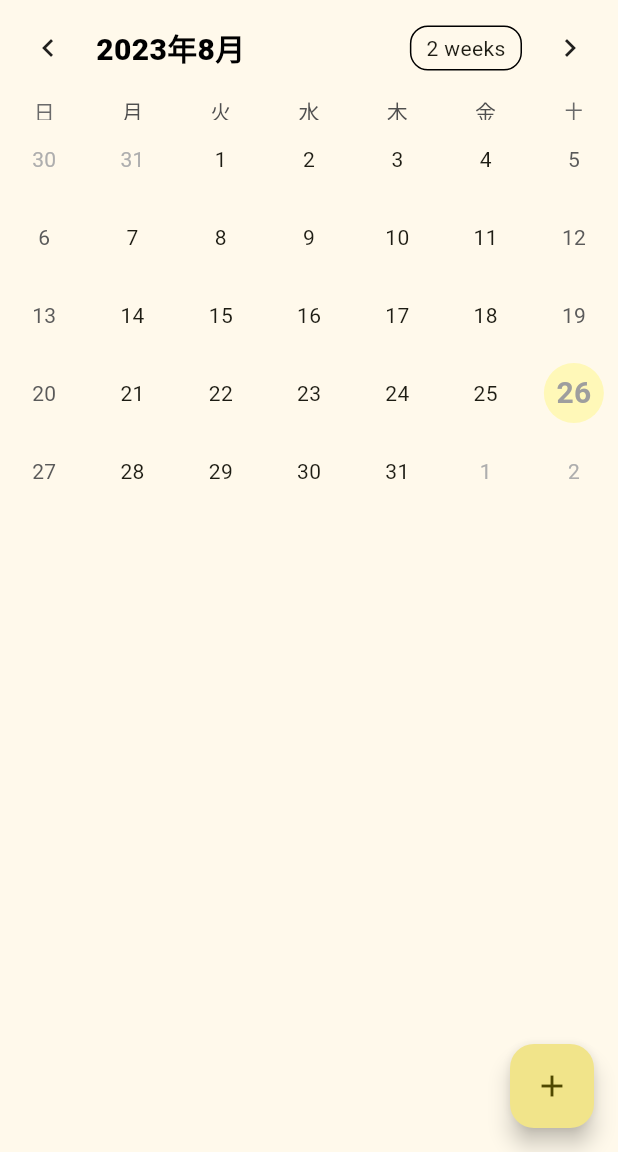
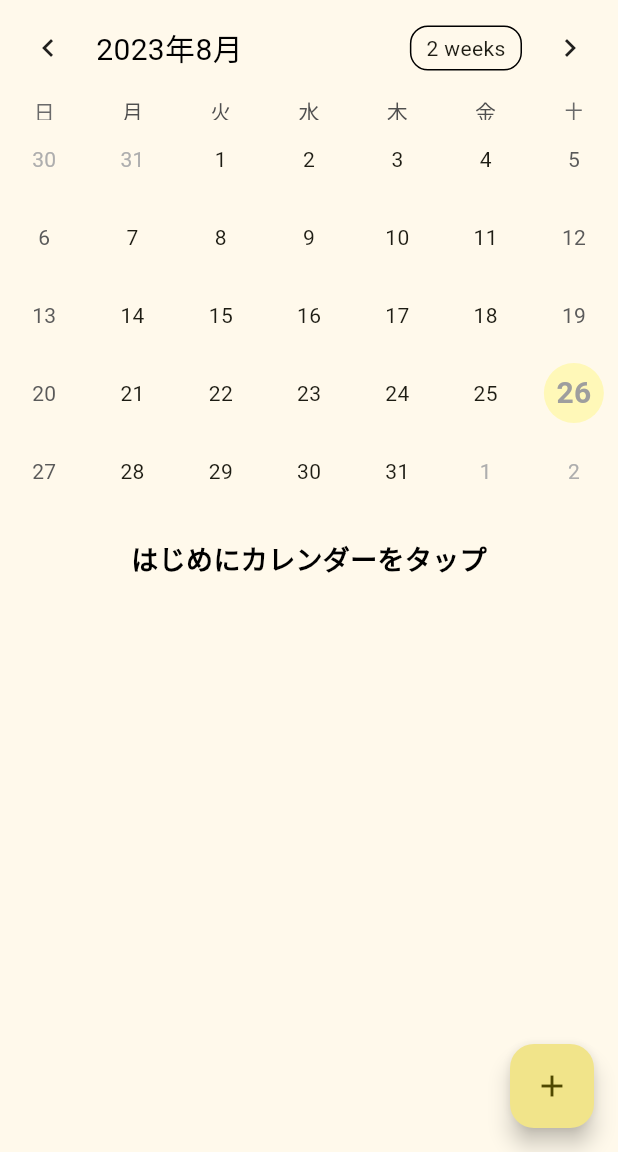
Before and after one commit to tera1994/mental_calendar, a Flutter app: the screen it shows after launch, on a phone screen of 412 x 824 dp, the part 84-1236 px from its top. Run offline on Flutter 3.47's test engine with Material 2 defaults, Android fonts, the phone set to English and light mode, and no system bars; drawn by our look-alikes of google_mobile_ads, table_calendar; our stand-ins replace firebase_core; missing offline and left inert: localstore; accounts and stored records are empty; network calls fail.

Commit message:
Add tap comment in view

```diff
--- a/lib/calender.dart
+++ b/lib/calender.dart
@@ -109,7 +109,7 @@ class _Calender extends State<Calender> {
             focusedDay: _focusedDay,
             calendarFormat: _calendarFormat,
             eventLoader: _getDepressionDegreeForDay,
-            headerStyle: HeaderStyle(titleTextStyle: TextStyle(fontSize: 20, color: Colors.black, fontWeight: FontWeight.w800)),
+            headerStyle: HeaderStyle(titleTextStyle: TextStyle(fontSize: 20, color: Colors.black, )),
             calendarStyle: CalendarStyle(
               selectedTextStyle: TextStyle(fontSize:20, color: Colors.grey, fontWeight: FontWeight.bold ),
               selectedDecoration: BoxDecoration(
@@ -146,7 +146,18 @@ class _Calender extends State<Calender> {
               _focusedDay = focusedDay;
             },
           ),
-          SizedBox(height: 8.00,),
+          Container(
+            padding: const EdgeInsets.fromLTRB(0, 20, 0, 0),
+            height: 80,
+            child: Text(
+            "はじめにカレンダーをタップ",
+            style: TextStyle(
+              fontSize: 18,
+              fontWeight: FontWeight.bold,
+              color: Colors.black,
+             ),
+            ),
+          ),
           Expanded(
             child: ValueListenableBuilder<List<DepressionDegree>>(valueListenable: _selectedDepressionDegree, builder: (context, value, _){
               return ListView.builder(itemCount: value.length, itemBuilder: (context, index){
```
